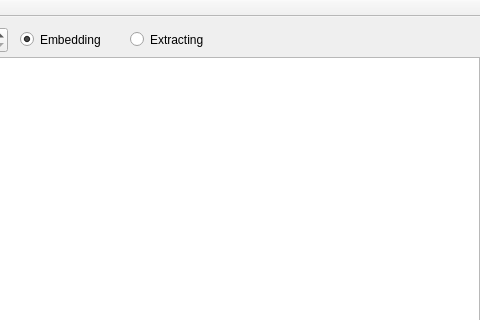
This is mainwindow.ui in N-Nagorny/ImageIntegrityController as Qt 5 draws it before an edit; both pictures show x 420 to 900 and y 0 to 320 of the 900 by 562 pixel window. The edited form follows.
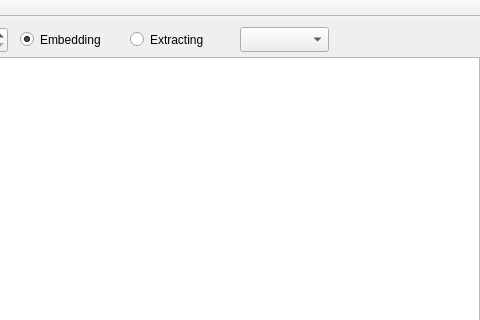
This is the edited form.

Commit message: Add result saving to PGM

Diff of the .ui file:
```diff
--- a/mainwindow.ui
+++ b/mainwindow.ui
@@ -99,6 +99,16 @@
      <string>Batch processing</string>
     </property>
    </widget>
+   <widget class="QComboBox" name="comboBox_2">
+    <property name="geometry">
+     <rect>
+      <x>660</x>
+      <y>10</y>
+      <width>89</width>
+      <height>25</height>
+     </rect>
+    </property>
+   </widget>
   </widget>
   <widget class="QMenuBar" name="menuBar">
    <property name="geometry">
```
The commit also changes 2 other files.
